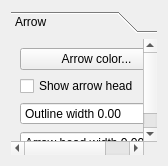
sourcepole/qgis, file qgis/src/ui/qgscomposerarrowwidgetbase.ui: the form before one commit.
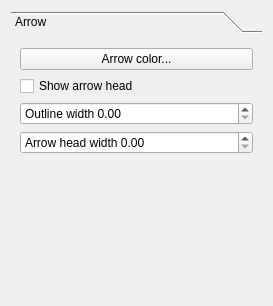
The form after the commit.

Commit message: Use spacer to push arrow and shape props to top of toolbox drawer

```diff
--- a/qgis/src/ui/qgscomposerarrowwidgetbase.ui
+++ b/qgis/src/ui/qgscomposerarrowwidgetbase.ui
@@ -6,8 +6,8 @@
    <rect>
     <x>0</x>
     <y>0</y>
-    <width>168</width>
-    <height>166</height>
+    <width>273</width>
+    <height>306</height>
    </rect>
   </property>
   <property name="windowTitle">
@@ -24,8 +24,8 @@
        <rect>
         <x>0</x>
         <y>0</y>
-        <width>150</width>
-        <height>122</height>
+        <width>255</width>
+        <height>256</height>
        </rect>
       </property>
       <attribute name="label">
@@ -60,6 +60,19 @@
          </property>
         </widget>
        </item>
+       <item row="4" column="0">
+        <spacer name="verticalSpacer">
+         <property name="orientation">
+          <enum>Qt::Vertical</enum>
+         </property>
+         <property name="sizeHint" stdset="0">
+          <size>
+           <width>20</width>
+           <height>40</height>
+          </size>
+         </property>
+        </spacer>
+       </item>
       </layout>
      </widget>
     </widget>
```
The commit also changes 1 other file.
